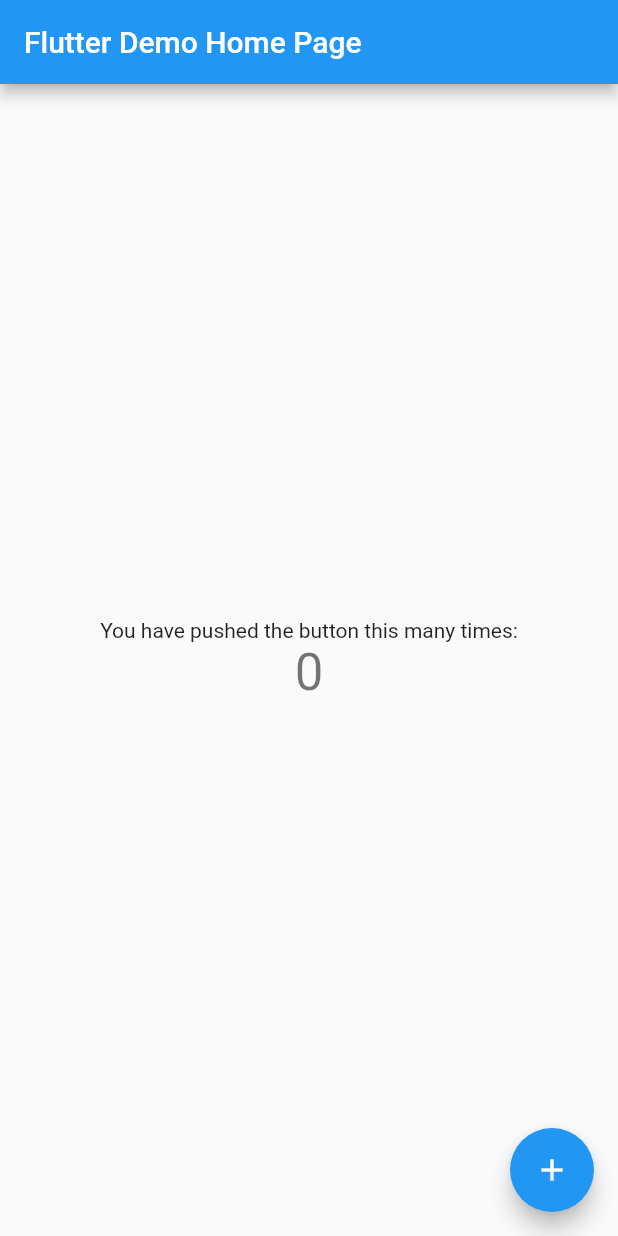
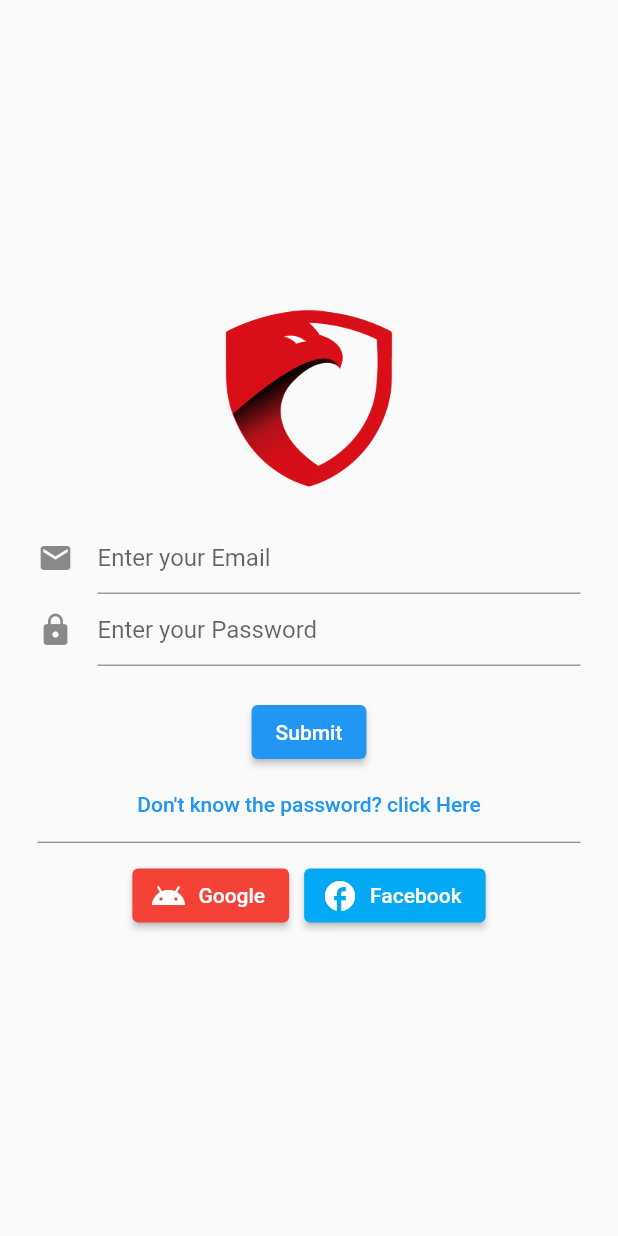
Before and after one commit to IkramKhan-DevOps/boilerplate-flutter-server-app, a Flutter app: the screen it shows after launch, on a phone screen of 412 x 824 dp. Run offline on Flutter 3.47's test engine with Material 2 defaults, Android fonts, the phone set to English and light mode, and no system bars.

Commit message:
Finally: i am a flutter developer :-)

```diff
--- a/lib/main.dart
+++ b/lib/main.dart
@@ -1,3 +1,4 @@
+import 'package:app_server/screens/splash.dart';
 import 'package:flutter/material.dart';
 
 void main() {
@@ -5,111 +6,12 @@ void main() {
 }
 
 class MyApp extends StatelessWidget {
-  const MyApp({super.key});
+  const MyApp({Key? key}) : super(key: key);
 
-  // This widget is the root of your application.
   @override
   Widget build(BuildContext context) {
-    return MaterialApp(
-      title: 'Flutter Demo',
-      theme: ThemeData(
-        // This is the theme of your application.
-        //
-        // Try running your application with "flutter run". You'll see the
-        // application has a blue toolbar. Then, without quitting the app, try
-        // changing the primarySwatch below to Colors.green and then invoke
-        // "hot reload" (press "r" in the console where you ran "flutter run",
-        // or simply save your changes to "hot reload" in a Flutter IDE).
-        // Notice that the counter didn't reset back to zero; the application
-        // is not restarted.
-        primarySwatch: Colors.blue,
-      ),
-      home: const MyHomePage(title: 'Flutter Demo Home Page'),
+    return const MaterialApp(
+      home: SplashScreen(),
     );
   }
 }
-
-class MyHomePage extends StatefulWidget {
-  const MyHomePage({super.key, required this.title});
-
-  // This widget is the home page of your application. It is stateful, meaning
-  // that it has a State object (defined below) that contains fields that affect
-  // how it looks.
-
-  // This class is the configuration for the state. It holds the values (in this
-  // case the title) provided by the parent (in this case the App widget) and
-  // used by the build method of the State. Fields in a Widget subclass are
-  // always marked "final".
-
-  final String title;
-
-  @override
-  State<MyHomePage> createState() => _MyHomePageState();
-}
-
-class _MyHomePageState extends State<MyHomePage> {
-  int _counter = 0;
-
-  void _incrementCounter() {
-    setState(() {
-      // This call to setState tells the Flutter framework that something has
-      // changed in this State, which causes it to rerun the build method below
-      // so that the display can reflect the updated values. If we changed
-      // _counter without calling setState(), then the build method would not be
-      // called again, and so nothing would appear to happen.
-      _counter++;
-    });
-  }
-
-  @override
-  Widget build(BuildContext context) {
-    // This method is rerun every time setState is called, for instance as done
-    // by the _incrementCounter method above.
-    //
-    // The Flutter framework has been optimized to make rerunning build methods
-    // fast, so that you can just rebuild anything that needs updating rather
-    // than having to individually change instances of widgets.
-    return Scaffold(
-      appBar: AppBar(
-        // Here we take the value from the MyHomePage object that was created by
-        // the App.build method, and use it to set our appbar title.
-        title: Text(widget.title),
-      ),
-      body: Center(
-        // Center is a layout widget. It takes a single child and positions it
-        // in the middle of the parent.
-        child: Column(
-          // Column is also a layout widget. It takes a list of children and
-          // arranges them vertically. By default, it sizes itself to fit its
-          // children horizontally, and tries to be as tall as its parent.
-          //
-          // Invoke "debug painting" (press "p" in the console, choose the
-          // "Toggle Debug Paint" action from the Flutter Inspector in Android
-          // Studio, or the "Toggle Debug Paint" command in Visual Studio Code)
-          // to see the wireframe for each widget.
-          //
-          // Column has various properties to control how it sizes itself and
-          // how it positions its children. Here we use mainAxisAlignment to
-          // center the children vertically; the main axis here is the vertical
-          // axis because Columns are vertical (the cross axis would be
-          // horizontal).
-          mainAxisAlignment: MainAxisAlignment.center,
-          children: <Widget>[
-            const Text(
-              'You have pushed the button this many times:',
-            ),
-            Text(
-              '$_counter',
-              style: Theme.of(context).textTheme.headlineMedium,
-            ),
-          ],
-        ),
-      ),
-      floatingActionButton: FloatingActionButton(
-        onPressed: _incrementCounter,
-        tooltip: 'Increment',
-        child: const Icon(Icons.add),
-      ), // This trailing comma makes auto-formatting nicer for build methods.
-    );
-  }
-}
--- /dev/null
+++ b/lib/screens/login.dart
@@ -0,0 +1,114 @@
+import 'package:flutter/foundation.dart';
+import 'package:flutter/material.dart';
+
+class LoginScreen extends StatefulWidget {
+  const LoginScreen({Key? key}) : super(key: key);
+
+  @override
+  State<LoginScreen> createState() => _LoginScreenState();
+}
+
+class _LoginScreenState extends State<LoginScreen> {
+  ValueNotifier<bool> showPassword = ValueNotifier(true);
+
+  @override
+  Widget build(BuildContext context) {
+    return SafeArea(
+      child: Scaffold(
+        body: Center(
+          child: Padding(
+            padding: const EdgeInsets.all(25),
+            child: Column(
+              mainAxisAlignment: MainAxisAlignment.center,
+              children: [
+                Container(
+                  decoration: BoxDecoration(
+                    borderRadius: BorderRadius.circular(20),
+                  ),
+                  height: 125,
+                  child: Image.asset("images/logo-red-1000.png"),
+                ),
+                SizedBox(
+                  height: 20,
+                ),
+                TextField(
+                  keyboardType: TextInputType.emailAddress,
+                  decoration: InputDecoration(
+                    hintText: "Enter your Email",
+                    icon: Icon(
+                      Icons.email,
+                    ),
+                  ),
+                ),
+                TextField(
+                  keyboardType: TextInputType.emailAddress,
+                  obscureText: true,
+                  decoration: InputDecoration(
+                    hintText: "Enter your Password",
+                    icon: Icon(
+                      Icons.lock,
+                    ),
+                  ),
+                ),
+                SizedBox(
+                  height: 20,
+                ),
+                ElevatedButton(
+                  onPressed: () {
+                    debugPrint("Submitted");
+                  },
+                  child: Text("Submit"),
+                ),
+                TextButton(
+                  child: Text("Don't know the password? click Here"),
+                  onPressed: () {
+                    debugPrint("");
+                  },
+                ),
+                Divider(
+                  height: 3,
+                  color: Colors.black54,
+                ),
+                SizedBox(height: 10,),
+                Row(
+                  mainAxisAlignment: MainAxisAlignment.center,
+                  children: [
+                    ElevatedButton.icon(
+                      icon: Icon(
+                        Icons.android,
+                      ),
+                      style: ElevatedButton.styleFrom(
+                        primary: Colors.red,
+                      ),
+                      onPressed: () {
+                        debugPrint("Submitted");
+                      },
+                      label: Text(
+                        "Google",
+                      ),
+                    ),
+                    SizedBox(
+                      width: 10,
+                    ),
+                    ElevatedButton.icon(
+                      icon: Icon(
+                          Icons.facebook,
+                      ),
+                      style: ElevatedButton.styleFrom(
+                        primary: Colors.lightBlue,
+                      ),
+                      onPressed: () {
+                        debugPrint("Submitted");
+                      },
+                      label: Text("Facebook"),
+                    ),
+                  ],
+                )
+              ],
+            ),
+          ),
+        ),
+      ),
+    );
+  }
+}
--- /dev/null
+++ b/lib/services/storage.dart
@@ -0,0 +1,4 @@
+
+class Storage{
+  static bool apiToken = false;
+}
--- a/pubspec.yaml
+++ b/pubspec.yaml
@@ -59,8 +59,8 @@ flutter:
   uses-material-design: true
 
   # To add assets to your application, add an assets section, like this:
-  # assets:
-  #   - images/a_dot_burr.jpeg
+  assets:
+   - images/
   #   - images/a_dot_ham.jpeg
 
   # An image asset can refer to one or more resolution-specific "variants", see
```
Also changed, not shown: analysis_options.yaml (+6 -16 lines), lib/screens/dashboard.dart (added, +19 -0 lines), lib/screens/splash.dart (added, +81 -0 lines), images/logo-red-1000.png (added), lib/screens/signup.dart (added).
